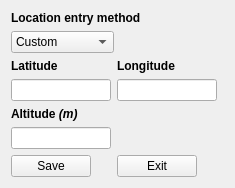
Qt form GUI_Windows/Location.ui (AmateurRadioTelescopeSystem/RadioTelescope_Controller) before a commit.
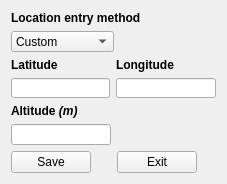
The same form after that commit.

Commit message: Fixed the settings windows

```diff
--- a/GUI_Windows/Location.ui
+++ b/GUI_Windows/Location.ui
@@ -6,10 +6,22 @@
    <rect>
     <x>0</x>
     <y>0</y>
-    <width>235</width>
+    <width>227</width>
     <height>184</height>
    </rect>
   </property>
+  <property name="minimumSize">
+   <size>
+    <width>227</width>
+    <height>184</height>
+   </size>
+  </property>
+  <property name="maximumSize">
+   <size>
+    <width>227</width>
+    <height>184</height>
+   </size>
+  </property>
   <property name="font">
    <font>
     <family>Segoe UI</family>
```
The commit also changes 3 other files.
